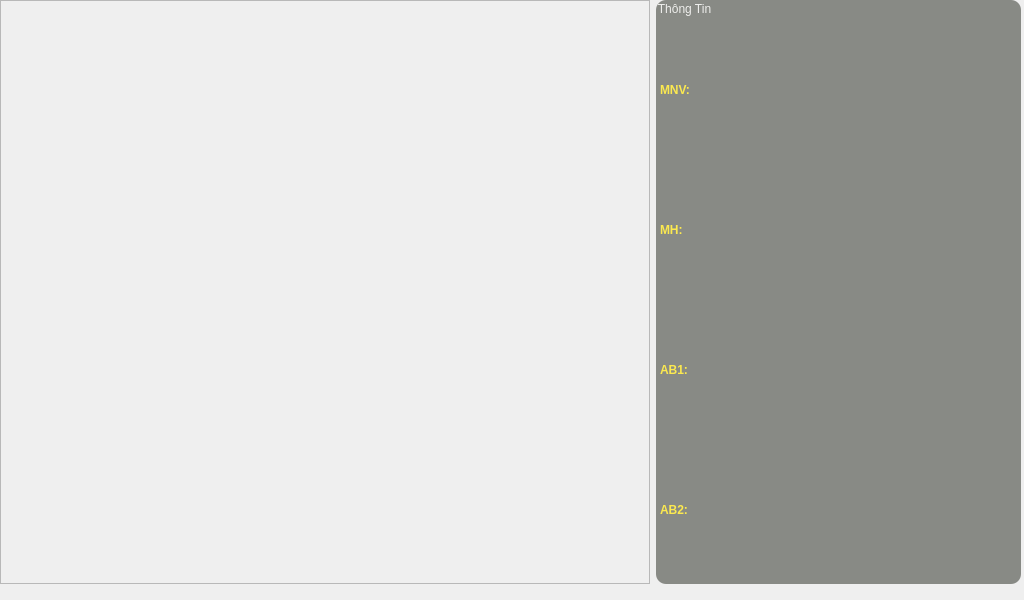
This is wErrorTable.ui in NguyenTrongThinh/qakensagaikan as Qt 5 draws it before an edit. The edited form follows.
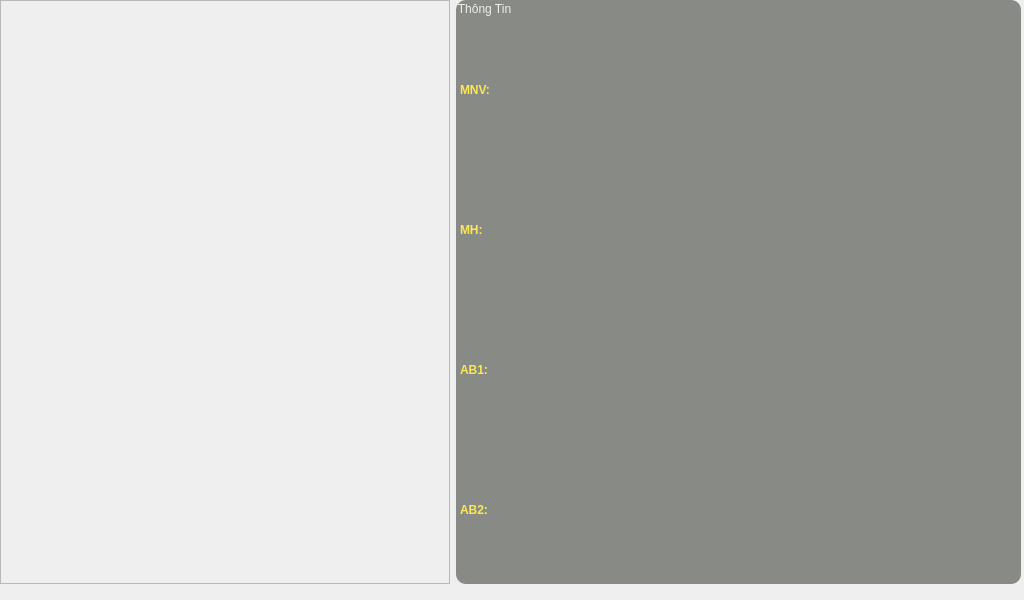
This is the edited form.

Patch:
```diff
--- a/wErrorTable.ui
+++ b/wErrorTable.ui
@@ -44,9 +44,15 @@
        </property>
        <item>
         <widget class="QScrollArea" name="scrollArea">
+         <property name="sizePolicy">
+          <sizepolicy hsizetype="Preferred" vsizetype="Expanding">
+           <horstretch>0</horstretch>
+           <verstretch>0</verstretch>
+          </sizepolicy>
+         </property>
          <property name="minimumSize">
           <size>
-           <width>650</width>
+           <width>450</width>
            <height>0</height>
           </size>
          </property>
@@ -61,7 +67,7 @@
            <rect>
             <x>0</x>
             <y>0</y>
-            <width>648</width>
+            <width>448</width>
             <height>573</height>
            </rect>
           </property>
@@ -200,6 +206,13 @@
               </item>
               <item row="2" column="1">
                <widget class="QLabel" name="lbAB1">
+                <property name="font">
+                 <font>
+                  <pointsize>12</pointsize>
+                  <weight>75</weight>
+                  <bold>true</bold>
+                 </font>
+                </property>
                 <property name="text">
                  <string/>
                 </property>
@@ -207,6 +220,13 @@
               </item>
               <item row="3" column="1">
                <widget class="QLabel" name="lbAB2">
+                <property name="font">
+                 <font>
+                  <pointsize>12</pointsize>
+                  <weight>75</weight>
+                  <bold>true</bold>
+                 </font>
+                </property>
                 <property name="text">
                  <string/>
                 </property>
```
